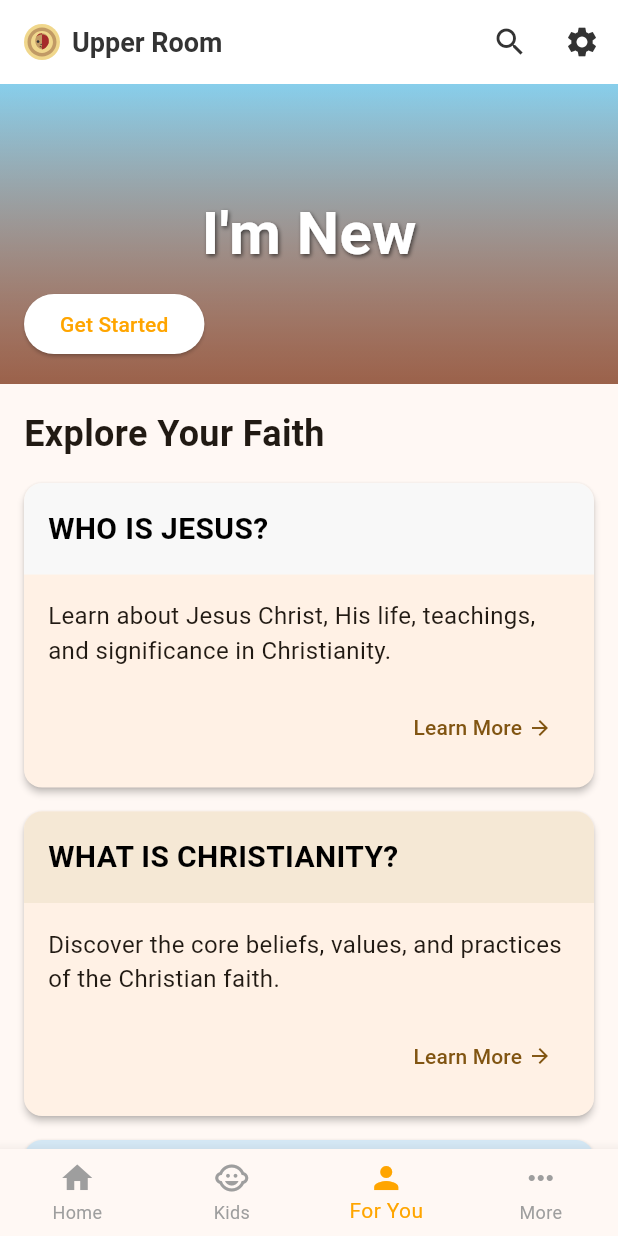
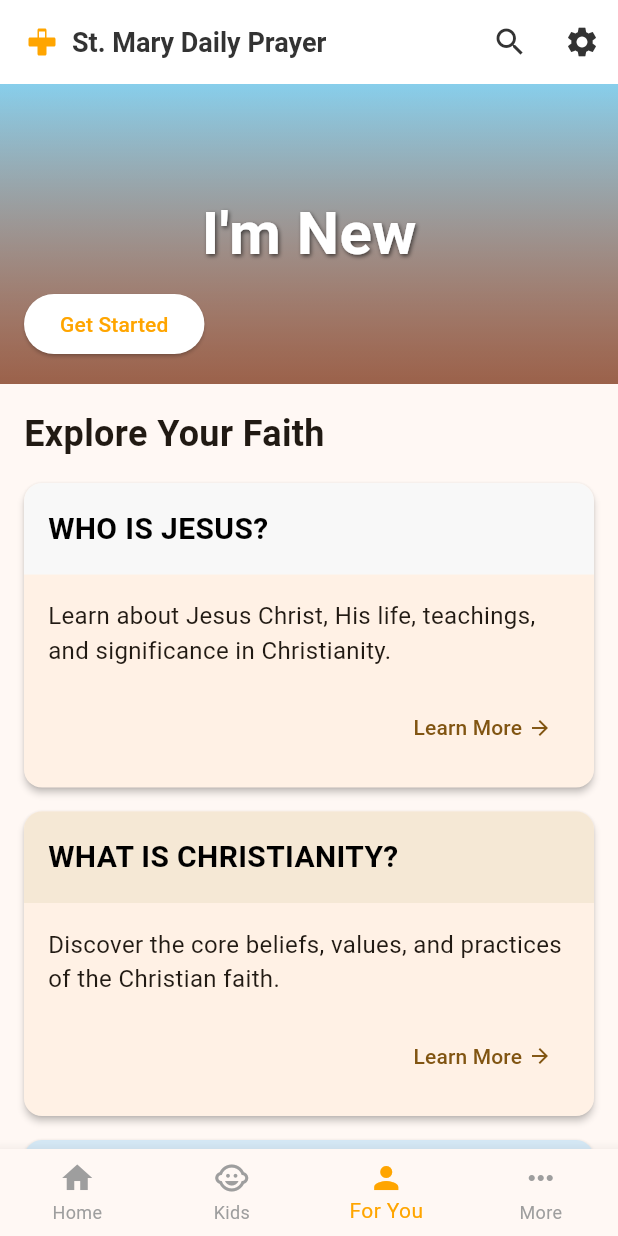
Before and after one commit to Samuel-Kaniel/church-app, a Flutter app: the screen it shows after launch, item 3 of the bottom bar chosen, on a phone screen of 412 x 824 dp. Run offline on Flutter 3.47's test engine with Material 3 defaults, Android fonts, the light colour scheme and no system bars; our stand-ins replace dots_indicator, flutter_svg, webview_flutter.

Commit message:
Change app name to St. Mary Daily Prayer and use cross logo throughout the app

```diff
--- a/lib/screens/for_you_screen.dart
+++ b/lib/screens/for_you_screen.dart
@@ -183,12 +183,12 @@
                 child: Column(
                   children: [
                     SvgPicture.asset(
-                      AppAssets.jesusIcon,
+                      AppAssets.crossLogo,
                       width: 100,
                       height: 100,
                       placeholderBuilder:
                           (context) => const Icon(
-                            Icons.person,
+                            Icons.church,
                             size: 100,
                             color: AppColors.primary,
                           ),
@@ -318,7 +318,7 @@
                     ),
                     const SizedBox(width: 8),
                     const Text(
-                      'Welcome to Upper Room',
+                      'Welcome to St. Mary Daily Prayer',
                       style: TextStyle(
                         color: Colors.white,
                         fontSize: 18,
@@ -333,7 +333,7 @@
                 child: Column(
                   children: [
                     const Text(
-                      'We\'re glad you\'re here! Upper Room is a vibrant Orthodox Christian Church dedicated to bringing the word of God into your hearts and minds.',
+                      'We\'re glad you\'re here! St. Mary Daily Prayer is a vibrant Orthodox Christian app dedicated to bringing the word of God into your hearts and minds.',
                       style: TextStyle(fontSize: 16),
                     ),
                     const SizedBox(height: 16),
--- a/lib/screens/home_screen.dart
+++ b/lib/screens/home_screen.dart
@@ -145,7 +145,7 @@
                     ),
                     const SizedBox(height: 8),
                     const Text(
-                      'UPPER ROOM',
+                      'ST. MARY DAILY PRAYER',
                       style: TextStyle(
                         fontSize: 18,
                         fontWeight: FontWeight.bold,
--- a/lib/screens/more_screen.dart
+++ b/lib/screens/more_screen.dart
@@ -78,7 +78,7 @@
                       crossAxisAlignment: CrossAxisAlignment.center,
                       children: [
                         const Text(
-                          'UPPER ROOM',
+                          'ST. MARY DAILY PRAYER',
                           style: TextStyle(
                             color: Colors.white,
                             fontSize: 24,
@@ -194,7 +194,7 @@
                   ),
                   const SizedBox(height: 8),
                   const Text(
-                    'Upper Room is a vibrant Orthodox Christian Church. Its mission is to bring the word of God from a timeless faith into your hearts and minds anywhere at anytime.',
+                    'St. Mary Daily Prayer is a vibrant Orthodox Christian app. Its mission is to bring the word of God from a timeless faith into your hearts and minds anywhere at anytime.',
                     style: TextStyle(
                       fontSize: 16,
                       color: AppColors.textPrimary,
--- a/lib/utils/constants.dart
+++ b/lib/utils/constants.dart
@@ -10,7 +10,7 @@
 }
 
 class AppStrings {
-  static const String appName = 'Upper Room';
+  static const String appName = 'St. Mary Daily Prayer';
   static const String home = 'Home';
   static const String kids = 'Kids';
   static const String forYou = 'For You';
@@ -43,7 +43,7 @@
 
   // About text
   static const String aboutText = '''
-Upper Room is a vibrant Orthodox Christian Church. Its mission is to bring the word of God from a timeless faith into your hearts and minds anywhere at anytime.
+St. Mary Daily Prayer is a vibrant Orthodox Christian app. Its mission is to bring the word of God from a timeless faith into your hearts and minds anywhere at anytime.
 
 The Orthodox Church worships God in continuity with the ancient Church, and is said to be the oldest Church. It is a balance between spirituality and theology, between the worship of God and service to humanity. Everything in Orthodoxy is a balance between spirituality and theology, between the worship of God and service to humanity.
 
@@ -52,7 +52,7 @@
 }
 
 class AppAssets {
-  static const String logo = 'assets/images/jesus_icon.svg';
+  static const String logo = 'assets/images/cross_logo.svg';
   static const String crossLogo = 'assets/images/cross_logo.svg';
   static const String church = 'assets/images/church.jpg';
   static const String banner1 = 'assets/images/banner1.jpg';
```
